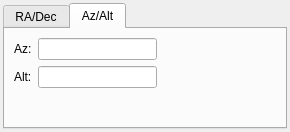
First picture: the form in kstars/dialogs/focusdialog.ui, repository KDE/kstars, before the edit.
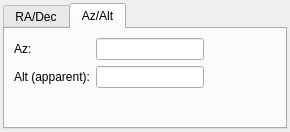
Second picture: the form after the edit. The open tabs and pages were chosen to show the change. Custom widgets are drawn as their Qt base class.

Commit message:
Fix behavior of focus dialog when entering RA/Dec in JNow mode
A problem still exists with the Alt/Az pane. I suspect this is because
of a UI issue -- the tab that we are on is not recorded, and instead
we check if the RA/Dec values in the edit box are okay. Unfortunately,
they are initialized to valid values. This might be the source of the
issue.

Behavior of entering RA/Dec in J2000.0 was already correct.

```diff
--- a/kstars/dialogs/focusdialog.ui
+++ b/kstars/dialogs/focusdialog.ui
@@ -164,7 +164,7 @@
           <string>Altitude</string>
          </property>
          <property name="text">
-          <string>Alt:</string>
+          <string>Alt (apparent):</string>
          </property>
         </widget>
        </item>
```
Left out of the diff: 2 changed lines with no effect on the pictures. The commit also changes 3 other files.
